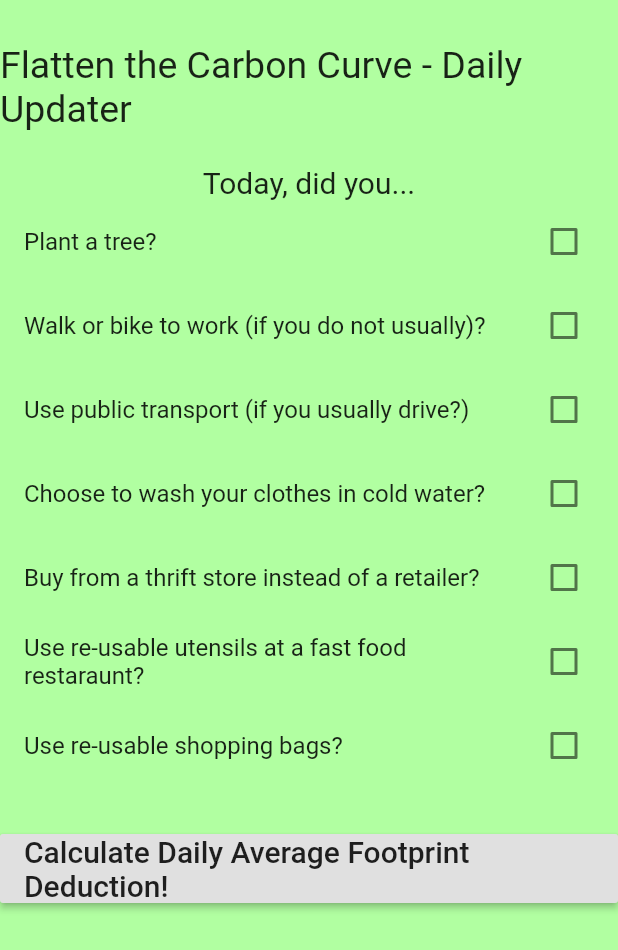
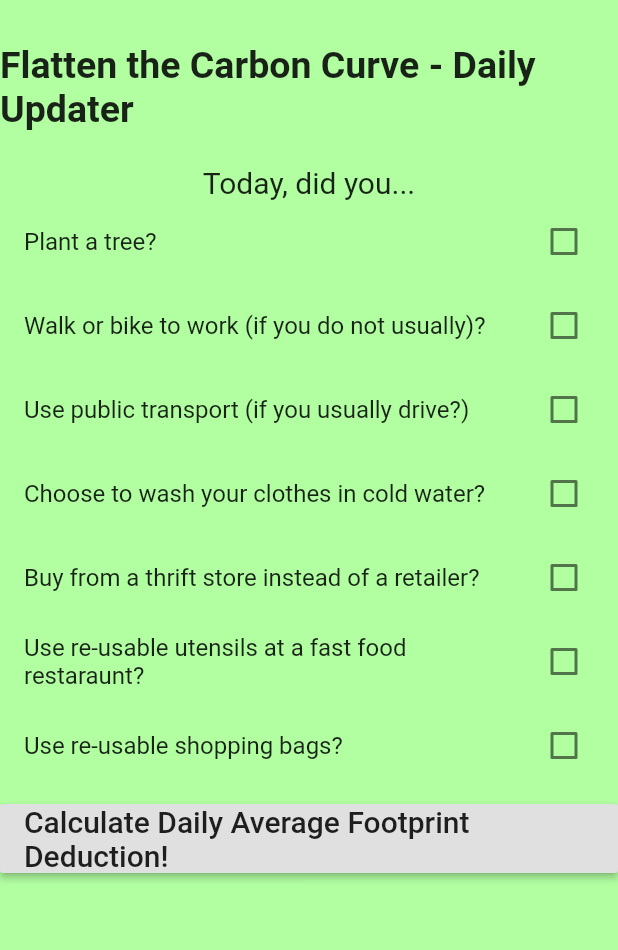
Before and after one commit to Eternali/flattenthecarboncurve, a Flutter app: the HomeScreen screen opened by its route, on a phone screen of 412 x 824 dp. Shown: the top 950 px of the screen. Run offline on Flutter 3.47's test engine with Material 2 defaults, Android fonts, the phone set to English and light mode, and no system bars; drawn by our look-alikes of flutter_neumorphic; our stand-ins replace shared_preferences; accounts and stored records are empty.

Commit message:
Aesthetic fixes.

```diff
--- a/lib/screens/home_screen.dart
+++ b/lib/screens/home_screen.dart
@@ -43,7 +43,8 @@ class _HomeScreenState extends State<HomeScreen> {
           children: [
             Text(
               '\nFlatten the Carbon Curve - Daily Updater',
-              style: TextStyle(fontSize: 25),
+              style: TextStyle(fontSize: 25,
+							   fontWeight: FontWeight.bold),
             ),
             /*TextField(
 					decoration: InputDecoration(
@@ -101,7 +102,7 @@ class _HomeScreenState extends State<HomeScreen> {
                 onChanged: (val) {
                   setState(() => _isSel7 = val);
                 }),
-            const SizedBox(height: 30),
+            const SizedBox(height: 10),
             RaisedButton(
               onPressed: totalFootprint,
               child: const Text(
@@ -112,7 +113,7 @@ class _HomeScreenState extends State<HomeScreen> {
             if (footprint != null) Expanded(
               child: Center(
                 child: Text(
-                  'Your footprint is ${footprint.toStringAsPrecision(4)}',
+                  'Your footprint reduction today is ${footprint.toStringAsPrecision(4)}',
                   style: Theme.of(context).textTheme.headline5,
                 ),
               ),
```
